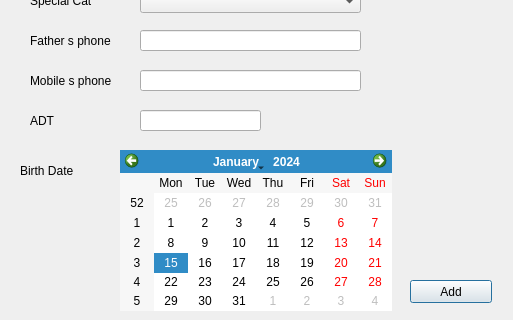
MrRisoni/Gauss, file Student/addnewstudentdialog.ui: the form before one commit; both pictures show x 0 to 513 and y 380 to 700 of the 513 by 700 pixel window.
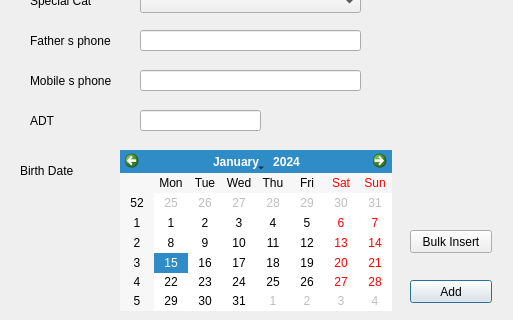
The form after the commit.

Commit message: bulk insert bug fixing

What changed in the file:
```diff
--- a/Student/addnewstudentdialog.ui
+++ b/Student/addnewstudentdialog.ui
@@ -415,6 +415,19 @@
     <string>Special Cat</string>
    </property>
   </widget>
+  <widget class="QPushButton" name="pushBulkInsert">
+   <property name="geometry">
+    <rect>
+     <x>410</x>
+     <y>610</y>
+     <width>82</width>
+     <height>23</height>
+    </rect>
+   </property>
+   <property name="text">
+    <string>Bulk Insert</string>
+   </property>
+  </widget>
  </widget>
  <resources/>
  <connections/>
```
The commit also changes 9 other files.
